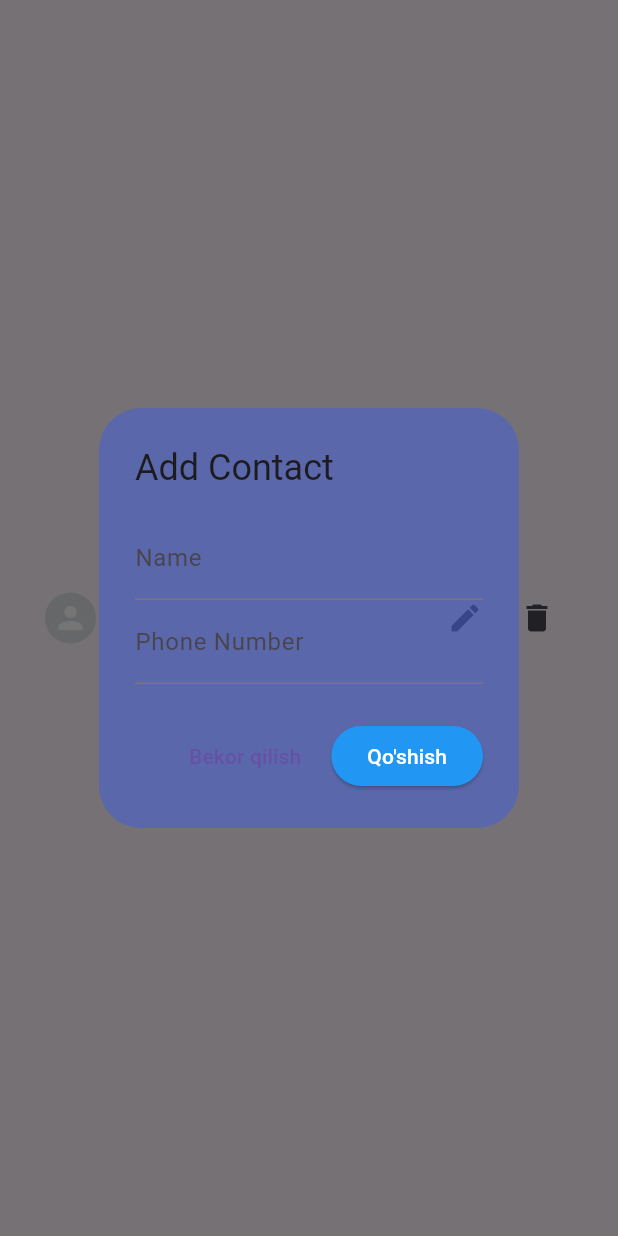
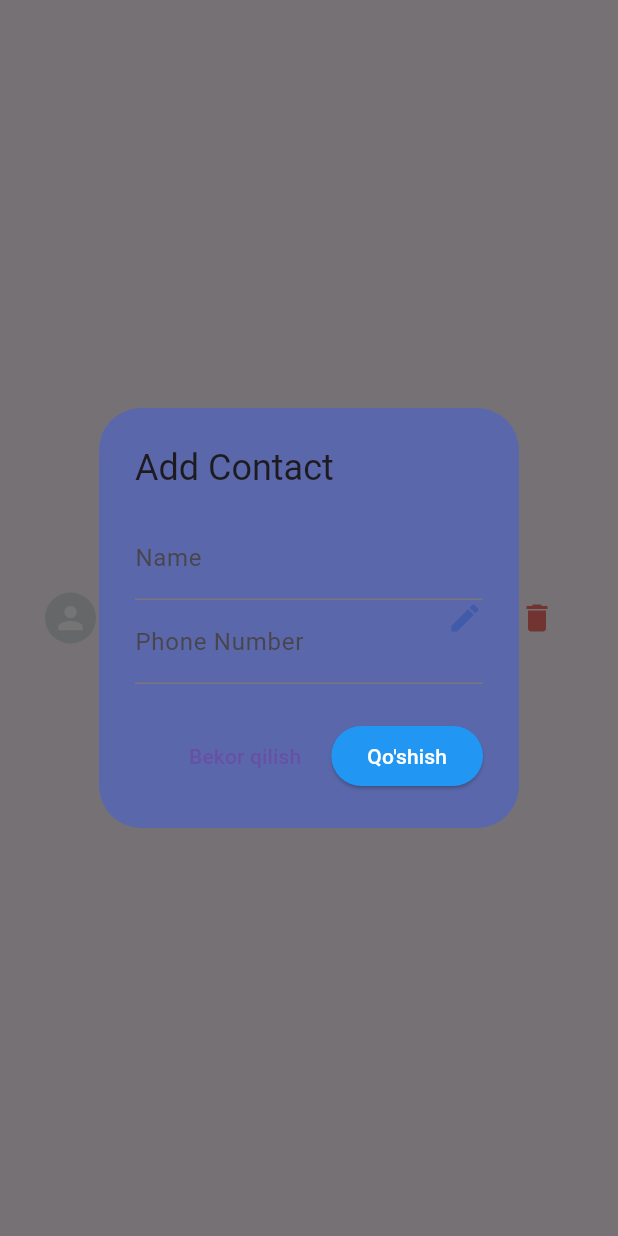
Before and after one commit to Iskandarrcode/SQL_Contacts, a Flutter app: the CustomContactsWidget widget shown alone on an empty page, opened directly with empty values, after a tap on the "edit" icon, on a phone screen of 412 x 824 dp. Run offline on Flutter 3.47's test engine with Material 3 defaults, Android fonts, the phone set to English and light mode, and no system bars; our stand-ins replace sqflite; accounts and stored records are empty.

Commit message:
contactsApp

```diff
--- a/lib/services/contacts_local_database.dart
+++ b/lib/services/contacts_local_database.dart
@@ -35,7 +35,7 @@ class ContactsLocalDatabase {
     await db.execute("""CREATE TABLE contacts (
       id INTEGER PRIMARY KEY AUTOINCREMENT,
       name TEXT NOT NULL,
-      phoneNumber TEXT NOT NULL,
+      phoneNumber TEXT NOT NULL
     )
     """);
   }
@@ -56,6 +56,7 @@ class ContactsLocalDatabase {
 
   Future<void> addContact(
       {required String name, required String phoneNumber}) async {
+    print(name);
     await _database!.insert(
       "contacts",
       {
--- a/lib/views/widgets/costum_contact.dart
+++ b/lib/views/widgets/costum_contact.dart
@@ -78,13 +78,19 @@ class CustomContactsWidget extends StatelessWidget {
                     onEdit(returnedContact);
                   }
                 },
-                icon: const Icon(Icons.edit),
+                icon: const Icon(
+                  Icons.edit,
+                  color: Color.fromARGB(163, 33, 149, 243),
+                ),
               ),
               IconButton(
                 onPressed: () {
                   onDelete(contact.id);
                 },
-                icon: const Icon(Icons.delete),
+                icon: const Icon(
+                  Icons.delete,
+                  color: Color.fromARGB(188, 244, 67, 54),
+                ),
               ),
             ],
           ),
```
